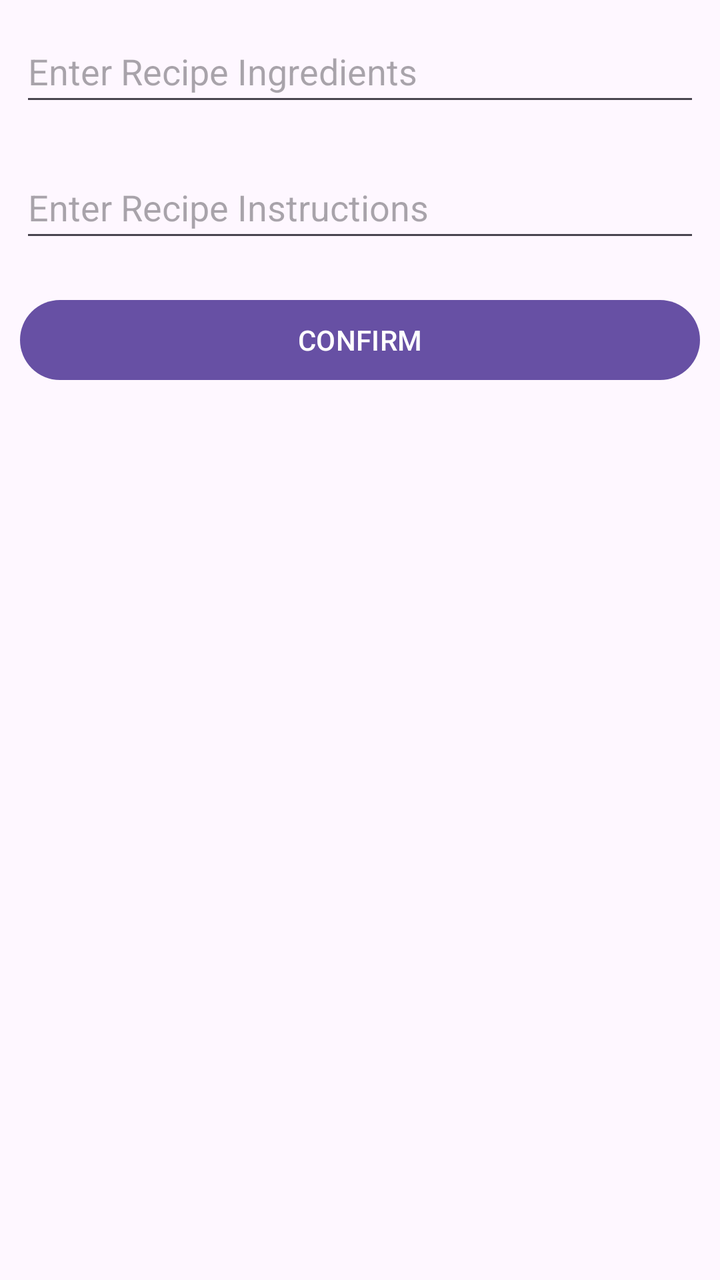
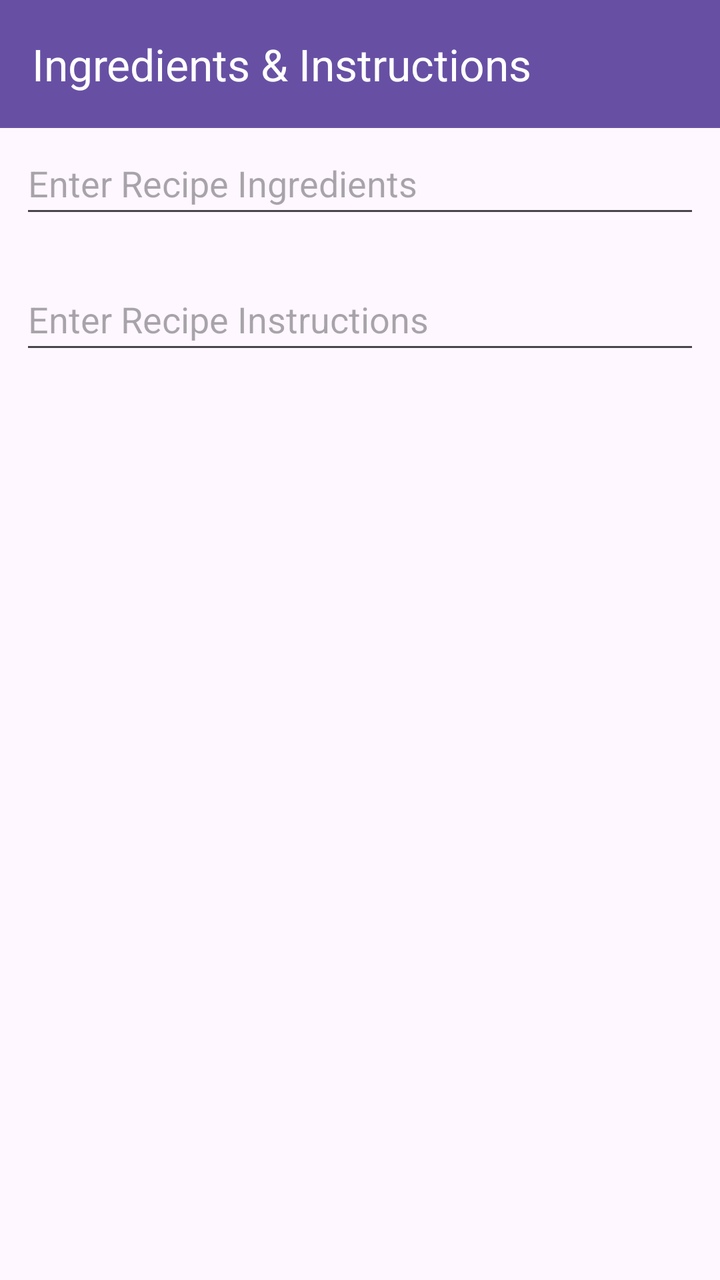

Screens rendered from an Android XML layout before and after an edit, with the pre-edit source and the edit as a unified diff.
<!-- AndroidManifest.xml: application theme Theme.RecipeBook -->
<!-- res/layout/recipe_ingredients_instruction.xml -->
<?xml version="1.0" encoding="utf-8"?>
<FrameLayout xmlns:android="http://schemas.android.com/apk/res/android"
    xmlns:tools="http://schemas.android.com/tools"
    android:layout_width="match_parent"
    android:layout_height="match_parent"
    tools:context=".RecipeNameFragment">


    <LinearLayout
        xmlns:android="http://schemas.android.com/apk/res/android"
        xmlns:tools="http://schemas.android.com/tools"
        android:layout_width="match_parent"
        android:layout_height="match_parent"
        android:orientation="vertical"
        tools:context=".MainActivity">

        <EditText
            android:id="@+id/idEdtRecipeIngredients"
            android:layout_width="match_parent"
            android:layout_height="wrap_content"
            android:layout_margin="10dp"
            android:hint="Enter Recipe Ingredients"
            android:minHeight="48dp" />


        <EditText
            android:id="@+id/idEdtRecipeInstructions"
            android:layout_width="match_parent"
            android:layout_height="wrap_content"
            android:layout_margin="10dp"
            android:hint="Enter Recipe Instructions"
            android:minHeight="48dp" />

        <Button
            android:id="@+id/idBtnConfirm"
            android:layout_width="match_parent"
            android:layout_height="wrap_content"
            android:layout_margin="10dp"
            android:text="Confirm"
            android:textAllCaps="true" />

    </LinearLayout>







</FrameLayout>
<!-- resources referenced by this layout -->
<resources>
  <style name="Theme.RecipeBook" parent="Base.Theme.RecipeBook" />
  <style name="Base.Theme.RecipeBook" parent="Theme.Material3.DayNight.NoActionBar">
          
          
      </style>
</resources>

<!-- the commit's change to res/layout/recipe_ingredients_instruction.xml (unified diff, before → after) -->
@@ -1,9 +1,19 @@
 <?xml version="1.0" encoding="utf-8"?>
 <FrameLayout xmlns:android="http://schemas.android.com/apk/res/android"
     xmlns:tools="http://schemas.android.com/tools"
+    xmlns:app="http://schemas.android.com/apk/res-auto"
     android:layout_width="match_parent"
     android:layout_height="match_parent"
-    tools:context=".RecipeNameFragment">
+    tools:context=".recipe.RecipeNameFragment">
+
+    <androidx.appcompat.widget.Toolbar
+        android:id="@+id/toolbar"
+        android:layout_width="match_parent"
+        android:layout_height="wrap_content"
+        android:background="?attr/colorPrimary"
+        app:title="Ingredients &amp; Instructions"
+        app:titleTextColor="@color/white"
+        android:elevation="4dp" />
 
 
     <LinearLayout
@@ -11,6 +21,7 @@
         xmlns:tools="http://schemas.android.com/tools"
         android:layout_width="match_parent"
         android:layout_height="match_parent"
+        android:layout_marginTop="56dp"
         android:orientation="vertical"
         tools:context=".MainActivity">
 
@@ -31,13 +42,13 @@
             android:hint="Enter Recipe Instructions"
             android:minHeight="48dp" />
 
-        <Button
-            android:id="@+id/idBtnConfirm"
-            android:layout_width="match_parent"
-            android:layout_height="wrap_content"
-            android:layout_margin="10dp"
-            android:text="Confirm"
-            android:textAllCaps="true" />
+
+
+
+
+
+
+
 
     </LinearLayout>
 
<!-- resource entries referenced after the edit -->
@@ -1,5 +1,6 @@
 <!-- resources referenced by this layout -->
 <resources>
+  <color name="white">#FFFFFFFF</color>
   <style name="Theme.RecipeBook" parent="Base.Theme.RecipeBook" />
   <style name="Base.Theme.RecipeBook" parent="Theme.Material3.DayNight.NoActionBar">
           
